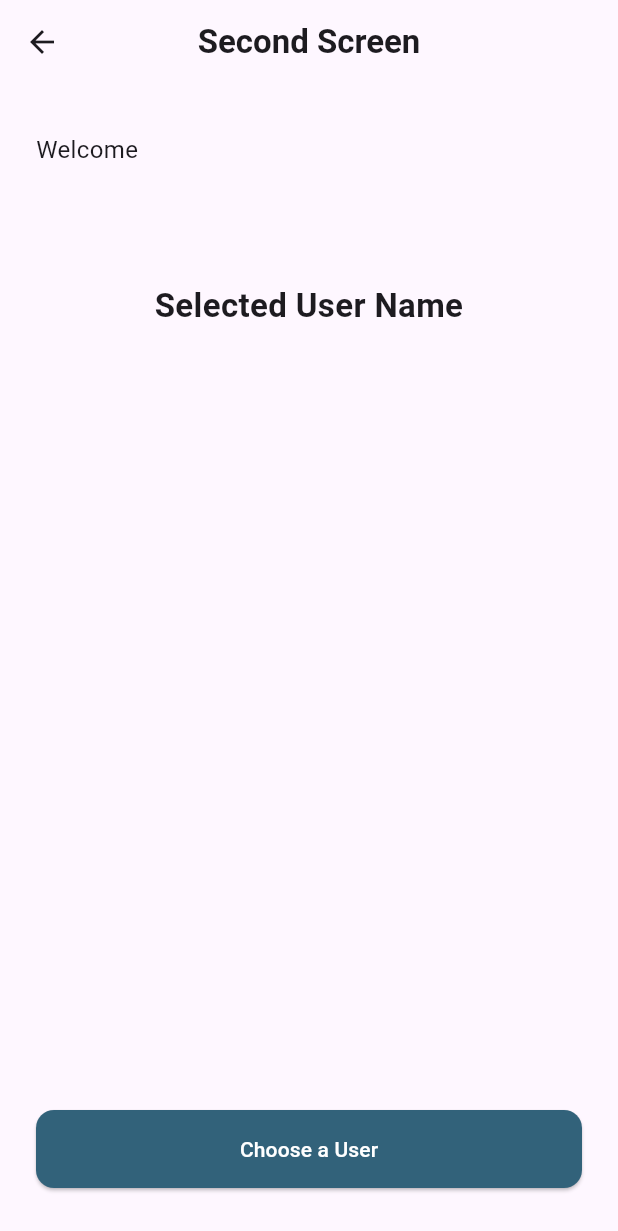
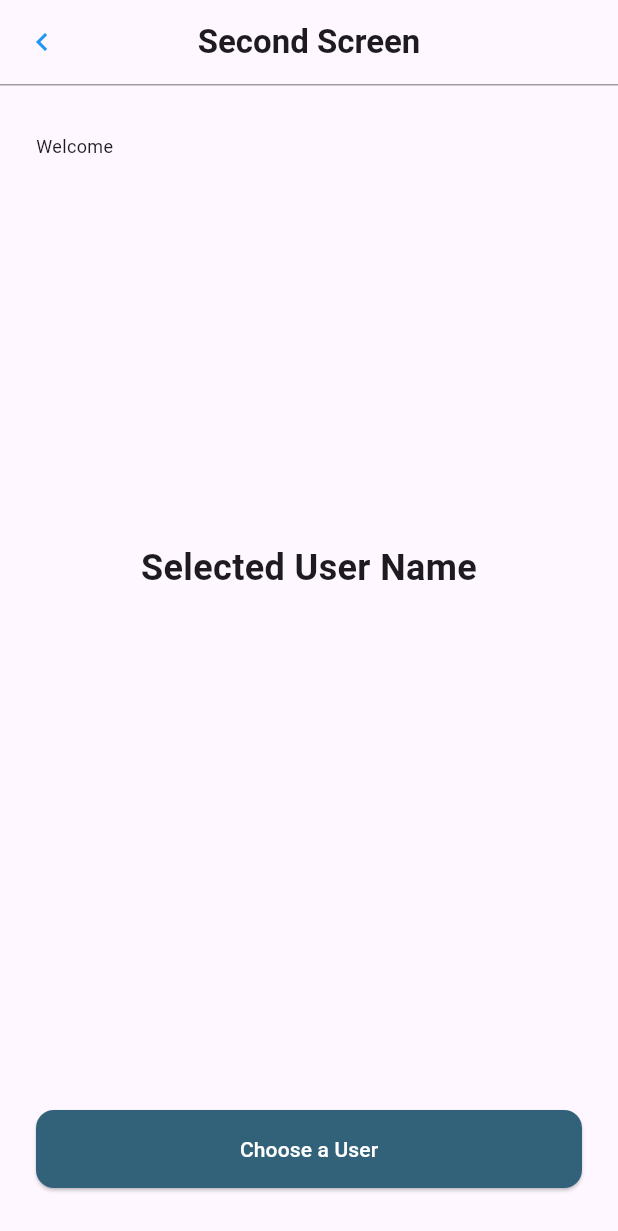
Before and after one commit to ndittzz/test_mobiledev, a Flutter app: the SecondScreen screen opened directly, on a phone screen of 412 x 824 dp. Shown: the top 1231 px of the screen. Run offline on Flutter 3.47's test engine with Material 3 defaults, Android fonts, the phone set to English and light mode, and no system bars.

Commit message:
first commit

```diff
--- a/lib/providers/user_provider.dart
+++ b/lib/providers/user_provider.dart
@@ -28,6 +28,7 @@ class UserProvider with ChangeNotifier {
     try {
       final response = await http.get(
         Uri.parse('https://reqres.in/api/users?page=$_page&per_page=10'),
+        headers: {'x-api-key': 'reqres-free-v1'},
       );
 
       if (response.statusCode == 200) {
@@ -42,7 +43,10 @@ class UserProvider with ChangeNotifier {
           _users.addAll(newUsers);
         }
 
-        _hasMore = data['total_pages'] > _page;
+        final totalPages = data['total_pages'];
+        final currentPage = data['page'];
+        _hasMore = currentPage < totalPages;
+
         _page++;
         notifyListeners();
       }
--- a/lib/screens/first_screen.dart
+++ b/lib/screens/first_screen.dart
@@ -15,10 +15,7 @@ class FirstScreen extends StatelessWidget {
         fit: StackFit.expand,
         children: [
           // Background Image
-          Image.asset(
-            'assets/images/background.png', // Ganti dengan nama file yang kamu upload
-            fit: BoxFit.cover,
-          ),
+          Image.asset('assets/images/background.png', fit: BoxFit.cover),
           // Main content
           Padding(
             padding: const EdgeInsets.all(24.0),
--- a/lib/screens/second_screen.dart
+++ b/lib/screens/second_screen.dart
@@ -20,11 +20,15 @@ class SecondScreen extends StatelessWidget {
         ),
         centerTitle: true,
         leading: IconButton(
-          icon: const Icon(Icons.arrow_back),
+          icon: const Icon(Icons.chevron_left, color: Colors.blue),
           onPressed: () {
             userProvider.clearSelectedUser();
             Navigator.pop(context);
           },
+        ),
+        bottom: PreferredSize(
+          preferredSize: const Size.fromHeight(1),
+          child: Container(color: Colors.grey, height: 1),
         ),
       ),
       body: Padding(
@@ -32,28 +36,32 @@ class SecondScreen extends StatelessWidget {
         child: Column(
           crossAxisAlignment: CrossAxisAlignment.start,
           children: [
-            const Text('Welcome', style: TextStyle(fontSize: 16)),
+            const Text('Welcome', style: TextStyle(fontSize: 12)),
             Text(
               palindromeProvider.name,
-              style: const TextStyle(fontSize: 20, fontWeight: FontWeight.bold),
+              style: const TextStyle(fontSize: 18, fontWeight: FontWeight.bold),
             ),
-            const SizedBox(height: 48),
 
-            // Selected User Display
+            Expanded(
+              child: Column(
+                children: [
+                  const Spacer(flex: 2),
                   Center(
+                    // Tambahkan ini
                     child: Text(
                       userProvider.selectedUserName ?? 'Selected User Name',
                       textAlign: TextAlign.center,
                       style: const TextStyle(
-                  fontSize: 22,
+                        fontSize: 24,
                         fontWeight: FontWeight.bold,
                       ),
                     ),
                   ),
+                  const Spacer(flex: 3),
+                ],
+              ),
+            ),
 
-            const Spacer(),
-
-            // Choose a User Button
             SizedBox(
               width: double.infinity,
               child: ElevatedButton(
--- a/lib/screens/third_screen.dart
+++ b/lib/screens/third_screen.dart
@@ -53,8 +53,12 @@ class _ThirdScreenState extends State<ThirdScreen> {
         ),
         centerTitle: true,
         leading: IconButton(
-          icon: const Icon(Icons.arrow_back),
+          icon: const Icon(Icons.chevron_left, color: Colors.blue),
           onPressed: () => Navigator.pop(context),
+        ),
+        bottom: PreferredSize(
+          preferredSize: const Size.fromHeight(1),
+          child: Container(color: Colors.grey, height: 1),
         ),
       ),
 
```
Also changed, not shown: lib/widgets/user_list.dart (+13 -2 lines). Lines whose indentation alone changed are shown as unchanged.
